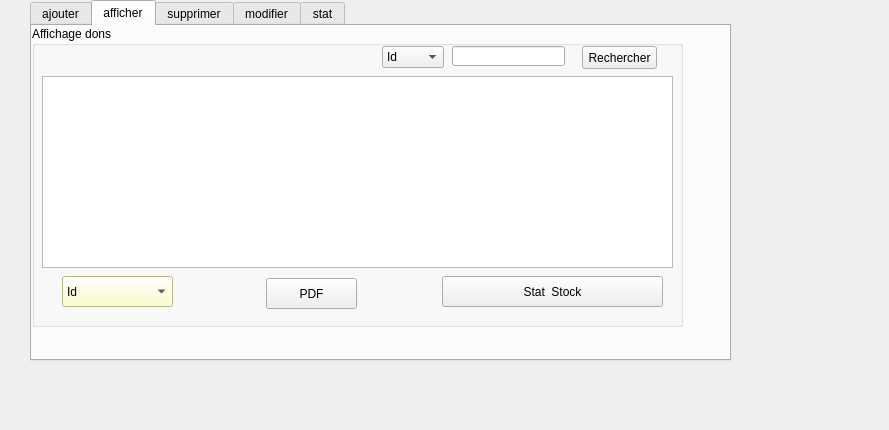
Before: the Qt Designer form dons/mainwindow.ui in chirineHM/smart-aid-association-2A3, drawn with Qt 5.
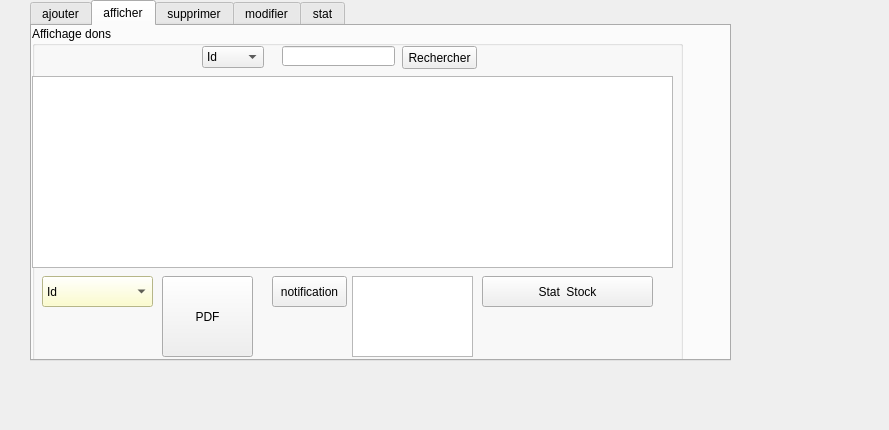
After: the same form once the commit is applied. Icons and pictures are not drawn. Custom widgets are drawn as their Qt base class.

Patch:
```diff
--- a/dons/mainwindow.ui
+++ b/dons/mainwindow.ui
@@ -244,7 +244,7 @@
         <x>0</x>
         <y>0</y>
         <width>651</width>
-        <height>301</height>
+        <height>361</height>
        </rect>
       </property>
       <property name="title">
@@ -253,9 +253,9 @@
       <widget class="QTableView" name="tab_stock">
        <property name="geometry">
         <rect>
-         <x>10</x>
+         <x>0</x>
          <y>50</y>
-         <width>631</width>
+         <width>641</width>
          <height>192</height>
         </rect>
        </property>
@@ -263,7 +263,7 @@
       <widget class="QComboBox" name="comboBox">
        <property name="geometry">
         <rect>
-         <x>30</x>
+         <x>10</x>
          <y>250</y>
          <width>111</width>
          <height>31</height>
@@ -297,9 +297,9 @@
       <widget class="QPushButton" name="pushButton">
        <property name="geometry">
         <rect>
-         <x>410</x>
+         <x>450</x>
          <y>250</y>
-         <width>221</width>
+         <width>171</width>
          <height>31</height>
         </rect>
        </property>
@@ -310,7 +310,7 @@
       <widget class="QComboBox" name="comboBox_2">
        <property name="geometry">
         <rect>
-         <x>350</x>
+         <x>170</x>
          <y>20</y>
          <width>62</width>
          <height>22</height>
@@ -335,7 +335,7 @@
       <widget class="QPushButton" name="pushButton_2">
        <property name="geometry">
         <rect>
-         <x>550</x>
+         <x>370</x>
          <y>20</y>
          <width>75</width>
          <height>23</height>
@@ -348,7 +348,7 @@
       <widget class="QLineEdit" name="lineEdit_rech">
        <property name="geometry">
         <rect>
-         <x>420</x>
+         <x>250</x>
          <y>20</y>
          <width>113</width>
          <height>20</height>
@@ -358,16 +358,39 @@
       <widget class="QPushButton" name="pushButton_3">
        <property name="geometry">
         <rect>
-         <x>234</x>
-         <y>252</y>
+         <x>130</x>
+         <y>250</y>
          <width>91</width>
-         <height>31</height>
+         <height>81</height>
         </rect>
        </property>
        <property name="text">
         <string>PDF</string>
        </property>
       </widget>
+      <widget class="QPushButton" name="pushButton_4">
+       <property name="geometry">
+        <rect>
+         <x>240</x>
+         <y>250</y>
+         <width>75</width>
+         <height>31</height>
+        </rect>
+       </property>
+       <property name="text">
+        <string>notification</string>
+       </property>
+      </widget>
+      <widget class="QTextEdit" name="textEdit">
+       <property name="geometry">
+        <rect>
+         <x>320</x>
+         <y>250</y>
+         <width>121</width>
+         <height>81</height>
+        </rect>
+       </property>
+      </widget>
      </widget>
     </widget>
     <widget class="QWidget" name="tab">
```
